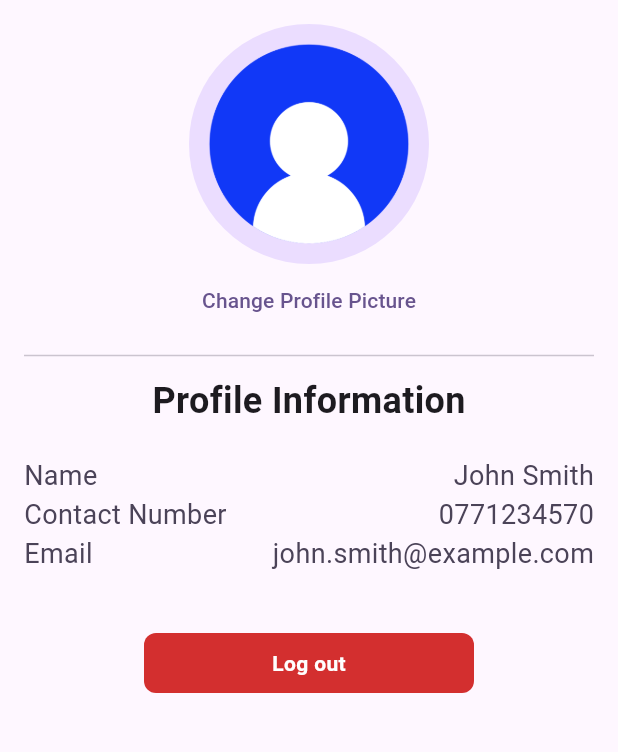
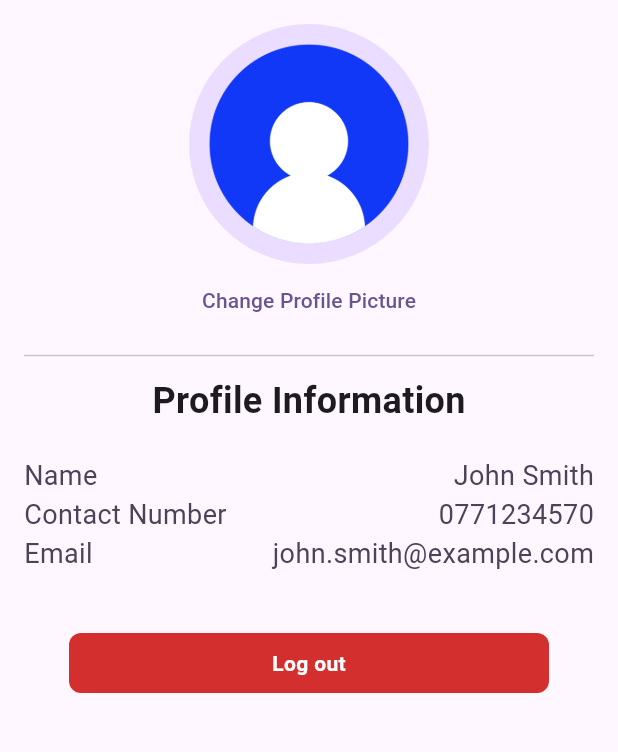
Before and after one commit to Gimhanfdo/ProGear-Mobile-App, a Flutter app: the ProfilePage screen opened directly, on a phone screen of 412 x 824 dp, the part 84-836 px from its top. Run offline on Flutter 3.47's test engine with Material 3 defaults, Android fonts, the phone set to English and light mode, and no system bars; our stand-ins replace cached_network_image; network calls fail.

Commit message:
update button.dart

```diff
--- a/lib/screens/shared/button.dart
+++ b/lib/screens/shared/button.dart
@@ -29,7 +29,7 @@ class CustomButton extends StatelessWidget {
     return GestureDetector(
       onTap: onTap,
       child: Padding(
-        padding: const EdgeInsets.symmetric(horizontal: 80),
+        padding: const EdgeInsets.symmetric(horizontal: 30),
         child: Container(
           padding: const EdgeInsets.fromLTRB(25, 10, 25, 10),
           decoration: BoxDecoration(
```
